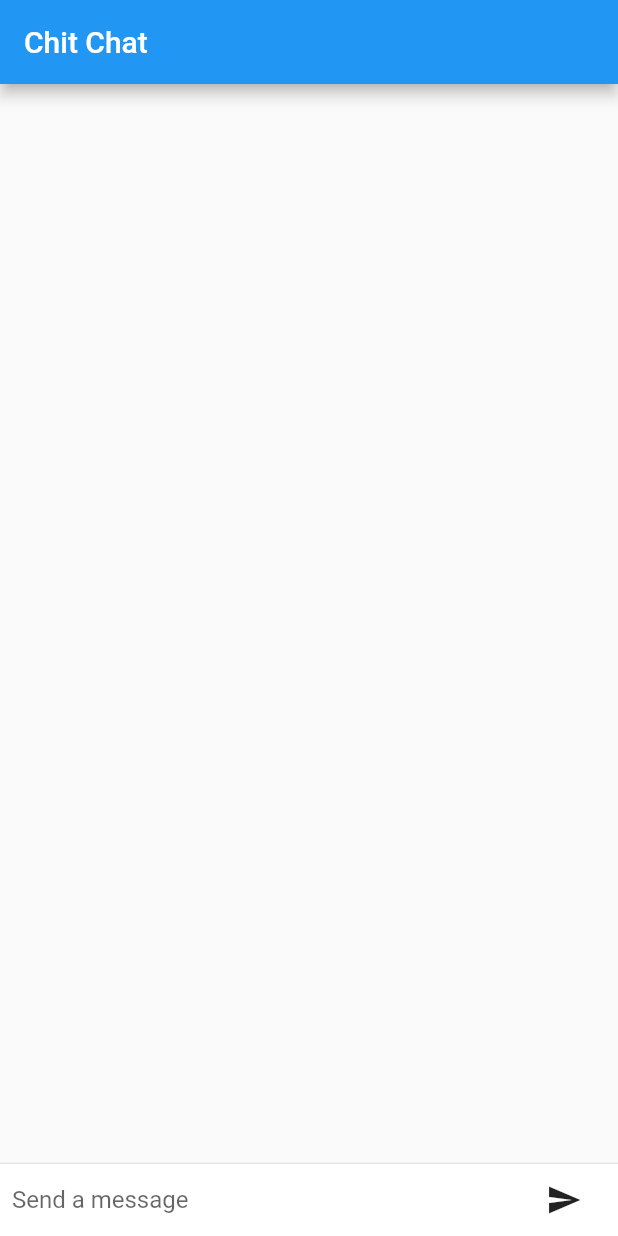
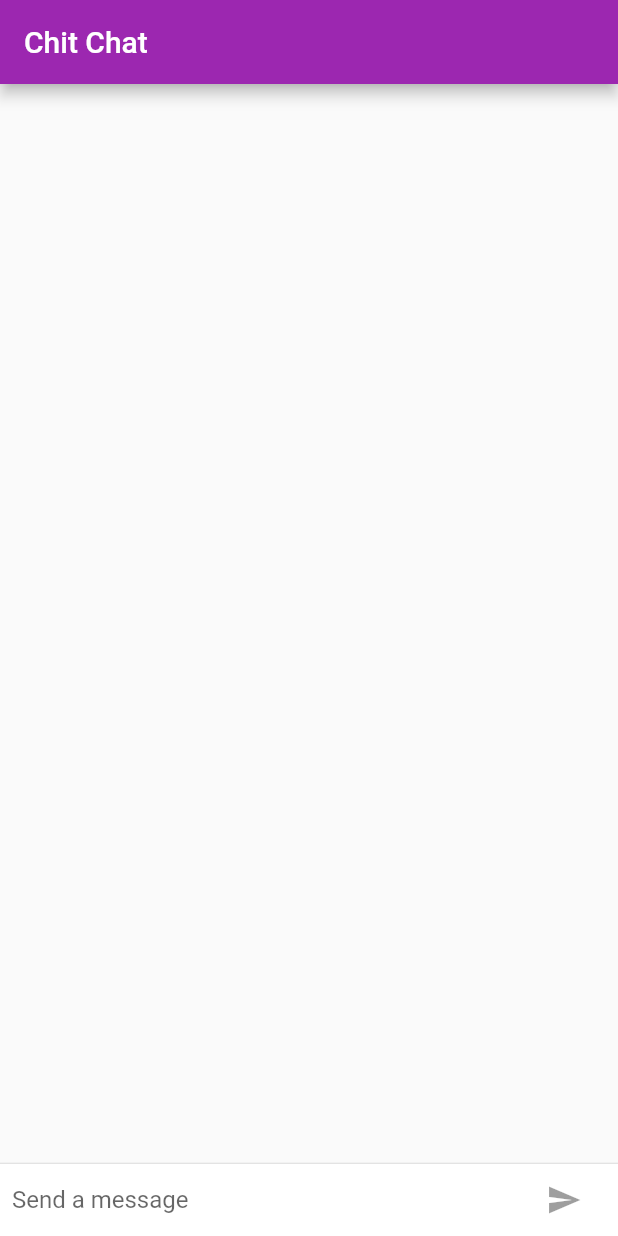
Before and after one commit to sinhaDroid/ChatFlutterApp, a Flutter app: the screen it shows after launch, on a phone screen of 412 x 824 dp. Run offline on Flutter 3.47's test engine with Material 2 defaults, Android fonts, the phone set to English and light mode, and no system bars.

```diff
--- a/lib/main.dart
+++ b/lib/main.dart
@@ -1,115 +1,38 @@
+import 'package:flutter/cupertino.dart';
+import 'package:flutter/foundation.dart';
 import 'package:flutter/material.dart';
 
 void main() => runApp(new ChitChatApp());
+
+final ThemeData kIOSTheme = new ThemeData(
+  primarySwatch: Colors.orange,
+  primaryColor: Colors.grey[100],
+  primaryColorBrightness: Brightness.light,
+);
+
+final ThemeData kDefaultTheme = new ThemeData(
+  primarySwatch: Colors.purple,
+  accentColor: Colors.orangeAccent[400],
+);
+
+const String _name = "Your Name";
 
 class ChitChatApp extends StatelessWidget {
   // This widget is the root of your application.
   @override
   Widget build(BuildContext context) {
     return new MaterialApp(
-      title: 'Chit Chat',
-      theme: new ThemeData(
-        // This is the theme of your application.
-        //
-        // Try running your application with "flutter run". You'll see the
-        // application has a blue toolbar. Then, without quitting the app, try
-        // changing the primarySwatch below to Colors.green and then invoke
-        // "hot reload" (press "r" in the console where you ran "flutter run",
-        // or press Run > Flutter Hot Reload in IntelliJ). Notice that the
-        // counter didn't reset back to zero; the application is not restarted.
-        primarySwatch: Colors.blue,
-      ),
+      title: "Chit Chat",
+      theme: defaultTargetPlatform == TargetPlatform.iOS
+          ? kIOSTheme
+          : kDefaultTheme,
       home: new ChatScreen(),
     );
   }
 }
 
-class ChatScreen extends StatefulWidget {
-  @override
-  State createState() => new ChatScreenState();
-}
-
-class ChatScreenState extends State<ChatScreen> with TickerProviderStateMixin {
-  final List<ChatMessage> _messages = <ChatMessage>[];
-  final TextEditingController _textEditingController =
-  new TextEditingController();
-
-  Widget _buildTextComposer() {
-    return new Container(
-      margin: const EdgeInsets.symmetric(horizontal: 8.0),
-      child: new Row(
-        children: <Widget>[
-          new Flexible(
-            child: new TextField(
-              controller: _textEditingController,
-              onSubmitted: _handleSubmitted,
-              decoration:
-              new InputDecoration.collapsed(hintText: "Send a message"),
-            ),
-          ),
-          new Container(
-            margin: const EdgeInsets.symmetric(horizontal: 4.0),
-            child: new IconButton(
-                icon: new Icon(Icons.send),
-                onPressed: () => _handleSubmitted(_textEditingController.text)),
-          )
-        ],
-      ),
-    );
-  }
-
-  @override
-  Widget build(BuildContext context) {
-    return new Scaffold(
-        appBar: new AppBar(title: new Text("Chit Chat")),
-        body: new Column(
-          children: <Widget>[
-            new Flexible(
-                child: new ListView.builder(
-                  padding: new EdgeInsets.all(8.0),
-                  reverse: true,
-                  itemBuilder: (_, int index) => _messages[index],
-                  itemCount: _messages.length,
-                )),
-            new Divider(
-              height: 1.0,
-            ),
-            new Container(
-              decoration: new BoxDecoration(
-                color: Theme
-                    .of(context)
-                    .cardColor,
-              ),
-              child: _buildTextComposer(),
-            )
-          ],
-        ));
-  }
-
-  void _handleSubmitted(String value) {
-    _textEditingController.clear();
-    ChatMessage chatMessage = new ChatMessage(
-      text: value,
-      animationController: new AnimationController(
-          duration: new Duration(milliseconds: 700), vsync: this),
-    );
-    setState(() {
-      _messages.insert(0, chatMessage);
-    });
-    chatMessage.animationController.forward();
-  }
-
-  @override
-  void dispose() {
-    for (ChatMessage message in _messages)
-      message.animationController.dispose()
-    super.dispose();
-  }
-}
-
 class ChatMessage extends StatelessWidget {
   ChatMessage({this.text, this.animationController});
-
   final String text;
   final AnimationController animationController;
 
@@ -130,21 +53,20 @@ class ChatMessage extends StatelessWidget {
                 child: new Text(_name[0]),
               ),
             ),
-            new Column(
+            new Expanded(
+              child: new Column(
                 crossAxisAlignment: CrossAxisAlignment.start,
                 children: <Widget>[
                   new Text(
                     _name,
-                  style: Theme
-                      .of(context)
-                      .textTheme
-                      .subhead,
+                    style: Theme.of(context).textTheme.subhead,
                   ),
                   new Container(
                     margin: const EdgeInsets.only(top: 5.0),
                     child: new Text(text),
                   )
                 ],
+              ),
             )
           ],
         ),
@@ -153,4 +75,107 @@ class ChatMessage extends StatelessWidget {
   }
 }
 
-const String _name = "Your Name";
+
+class ChatScreen extends StatefulWidget {
+  @override
+  State createState() => new ChatScreenState();
+}
+
+class ChatScreenState extends State<ChatScreen> with TickerProviderStateMixin {
+  final List<ChatMessage> _messages = <ChatMessage>[];
+  final TextEditingController _textEditingController =
+      new TextEditingController();
+  bool _isComposing = false;
+
+  Widget _buildTextComposer() {
+    return new Container(
+      margin: const EdgeInsets.symmetric(horizontal: 8.0),
+      child: new Row(
+        children: <Widget>[
+          new Flexible(
+            child: new TextField(
+              controller: _textEditingController,
+              onChanged: (String text) {
+                setState(() {
+                  _isComposing = text.length > 0;
+                });
+              },
+              onSubmitted: _handleSubmitted,
+              decoration:
+                  new InputDecoration.collapsed(hintText: "Send a message"),
+            ),
+          ),
+          new Container(
+            margin: const EdgeInsets.symmetric(horizontal: 4.0),
+            child: Theme.of(context).platform == TargetPlatform.iOS
+                ? new CupertinoButton()
+                : new IconButton(
+                    icon: new Icon(Icons.send),
+                    onPressed: _isComposing
+                        ? () => _handleSubmitted(_textEditingController.text)
+                        : null),
+          )
+        ],
+      ),
+    );
+  }
+
+  @override
+  Widget build(BuildContext context) {
+    return new Scaffold(
+        appBar: new AppBar(
+          title: new Text("Chit Chat"),
+          elevation:
+              Theme.of(context).platform == TargetPlatform.iOS ? 0.0 : 4.0,
+        ),
+        body: new Container(
+            child: new Column(
+              children: <Widget>[
+                new Flexible(
+                    child: new ListView.builder(
+                  padding: new EdgeInsets.all(8.0),
+                  reverse: true,
+                  itemBuilder: (_, int index) => _messages[index],
+                  itemCount: _messages.length,
+                )),
+                new Divider(
+                  height: 1.0,
+                ),
+                new Container(
+                  decoration: new BoxDecoration(
+                    color: Theme.of(context).cardColor,
+                  ),
+                  child: _buildTextComposer(),
+                )
+              ],
+            ),
+            decoration: Theme.of(context).platform == TargetPlatform.iOS
+                ? new BoxDecoration(
+                    border: new Border(
+                        top: new BorderSide(color: Colors.grey[200])))
+                : null));
+  }
+
+  void _handleSubmitted(String value) {
+    _textEditingController.clear();
+    setState(() {
+      _isComposing = false;
+    });
+    ChatMessage chatMessage = new ChatMessage(
+      text: value,
+      animationController: new AnimationController(
+          duration: new Duration(milliseconds: 700), vsync: this),
+    );
+    setState(() {
+      _messages.insert(0, chatMessage);
+    });
+    chatMessage.animationController.forward();
+  }
+
+  @override
+  void dispose() {
+    for (ChatMessage message in _messages)
+      message.animationController.dispose();
+    super.dispose();
+  }
+}
```
Lines whose indentation alone changed are shown as unchanged.
